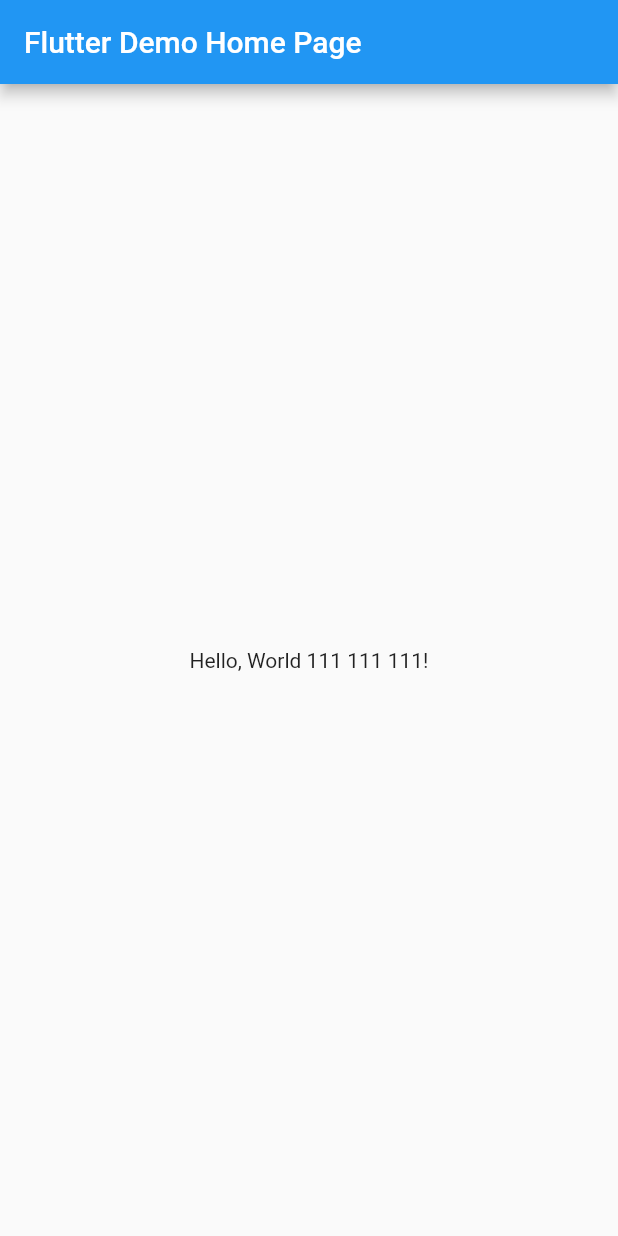
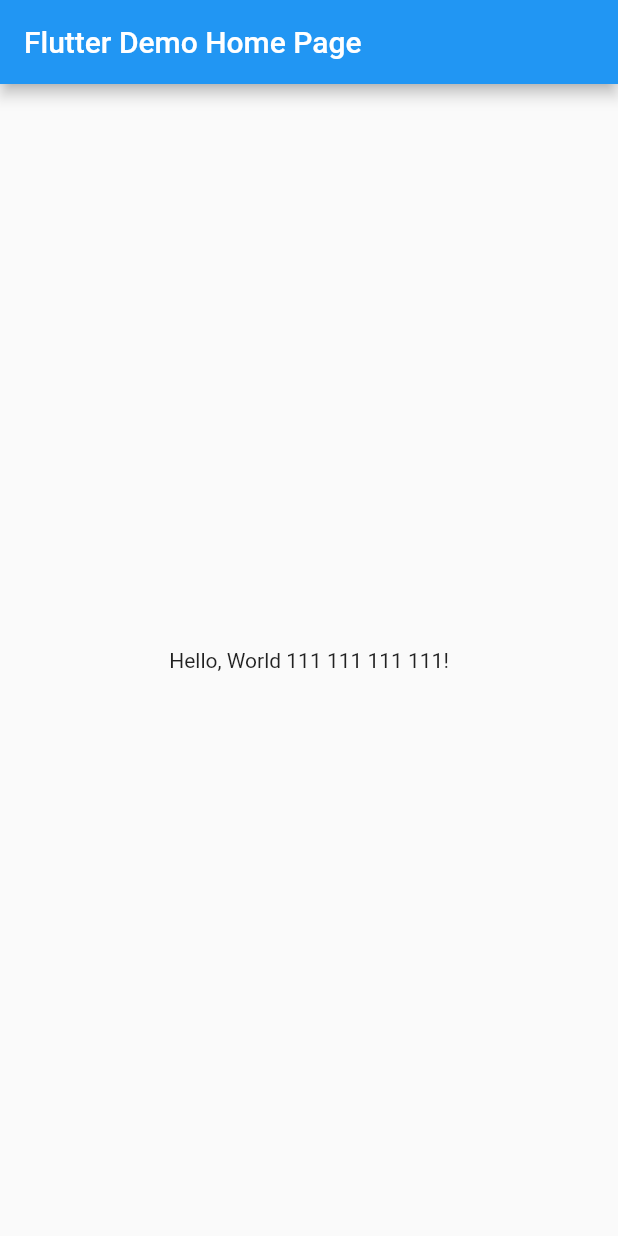
Before and after one commit to mdrobnych/vcs_tester2, a Flutter app: the screen it shows after launch, on a phone screen of 412 x 824 dp. Run offline on Flutter 3.47's test engine with Material 2 defaults, Android fonts, the phone set to English and light mode, and no system bars.

Commit message:
add 2 text

```diff
--- a/lib/main.dart
+++ b/lib/main.dart
@@ -33,7 +33,7 @@ class MyHomePage extends StatelessWidget {
       ),
       body: Center(
         child: Text(
-          'Hello, World 111 111 111!',
+          'Hello, World 111 111 111 111!',
         ),
       ),
     );
```
